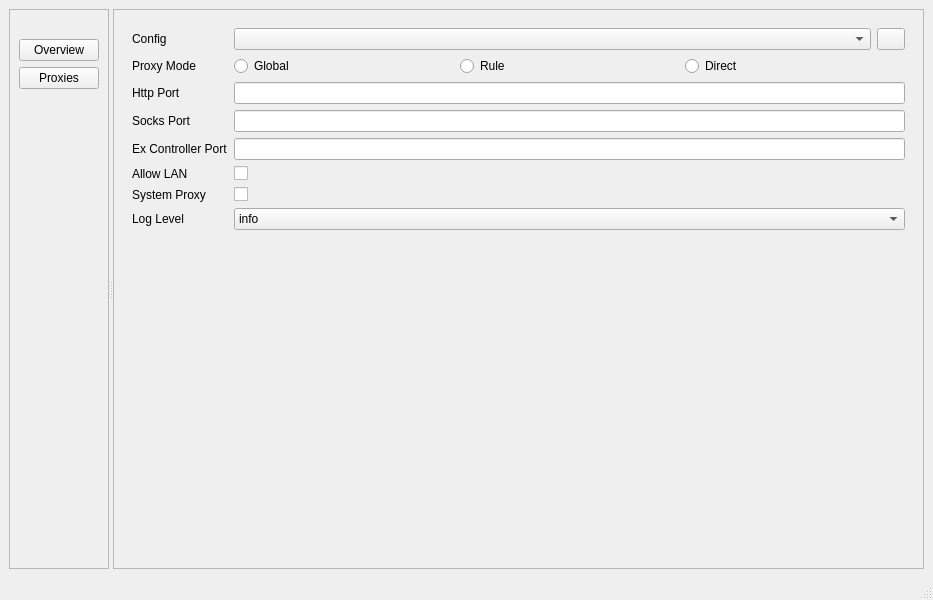
Qt form src/mainwindow.ui (josephpei/qClash) before a commit.
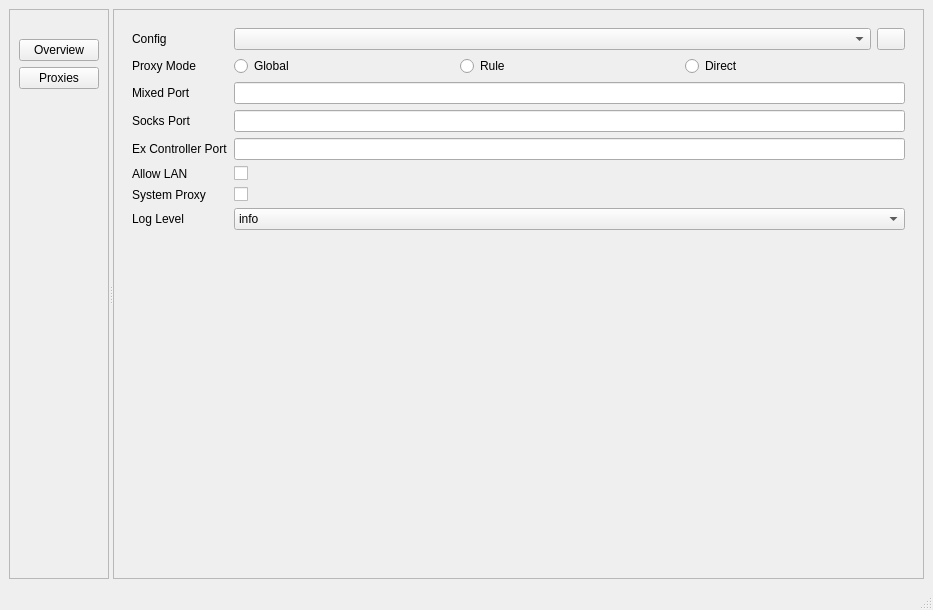
The same form after that commit. Icons and pictures are not drawn.

Commit message: Feat: use mixed port as default

The edit to the form file:
```diff
--- a/src/mainwindow.ui
+++ b/src/mainwindow.ui
@@ -7,7 +7,7 @@
     <x>0</x>
     <y>0</y>
     <width>933</width>
-    <height>600</height>
+    <height>610</height>
    </rect>
   </property>
   <property name="windowTitle">
@@ -186,7 +186,7 @@
               <item row="3" column="0">
                <widget class="QLabel" name="httpPortLabel">
                 <property name="text">
-                 <string>Http Port</string>
+                 <string>Mixed Port</string>
                 </property>
                </widget>
               </item>
```
The commit also changes 6 other files.
